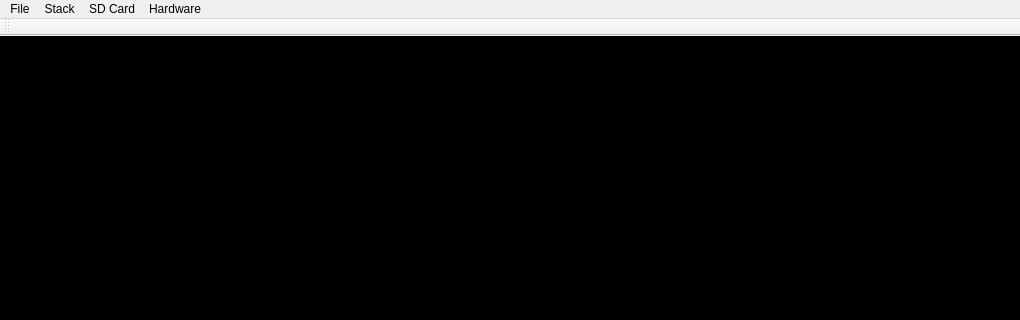
Above: mainwindow.ui from c3d/db48x-from-newrpl before the change; both pictures show x 0 to 1020 and y 0 to 320 of the 1020 by 598 pixel window. Below: the same form after it.
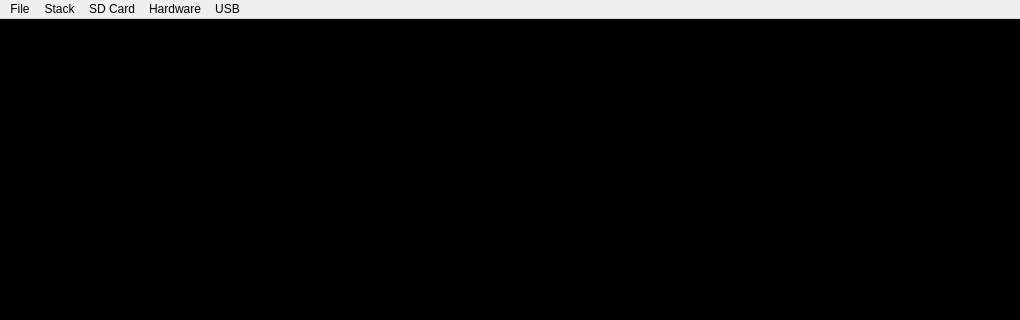
That is the form after the change. Icons and pictures are not drawn. Custom widgets are drawn as their Qt base class.

```diff
--- a/mainwindow.ui
+++ b/mainwindow.ui
@@ -116,7 +116,7 @@
      <x>0</x>
      <y>0</y>
      <width>1016</width>
-     <height>25</height>
+     <height>21</height>
     </rect>
    </property>
    <widget class="QMenu" name="menuFile">
@@ -157,18 +157,22 @@
     <addaction name="actionSave_Level_1_As"/>
     <addaction name="actionOpen_file_to_Level_1"/>
    </widget>
+   <widget class="QMenu" name="menuUSB">
+    <property name="title">
+     <string>USB</string>
+    </property>
+    <addaction name="actionConnect_to_calc"/>
+    <addaction name="separator"/>
+    <addaction name="actionSend_Stack_Level_1"/>
+    <addaction name="actionManual_Receive"/>
+    <addaction name="separator"/>
+    <addaction name="actionAuto_Receive"/>
+   </widget>
    <addaction name="menuFile"/>
    <addaction name="menuStack"/>
    <addaction name="menuSD_Card"/>
    <addaction name="menuHardware"/>
-  </widget>
-  <widget class="QToolBar" name="mainToolBar">
-   <attribute name="toolBarArea">
-    <enum>TopToolBarArea</enum>
-   </attribute>
-   <attribute name="toolBarBreak">
-    <bool>false</bool>
-   </attribute>
+   <addaction name="menuUSB"/>
   </widget>
   <widget class="QStatusBar" name="statusBar"/>
   <action name="actionOpen">
```
Left out of the diff: 26 changed lines with no effect on the pictures.
